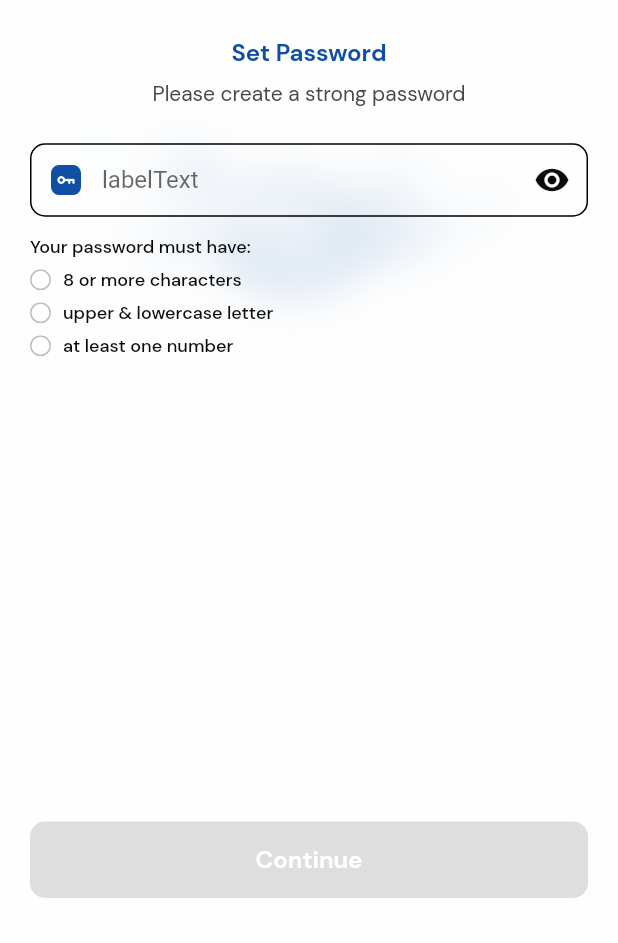
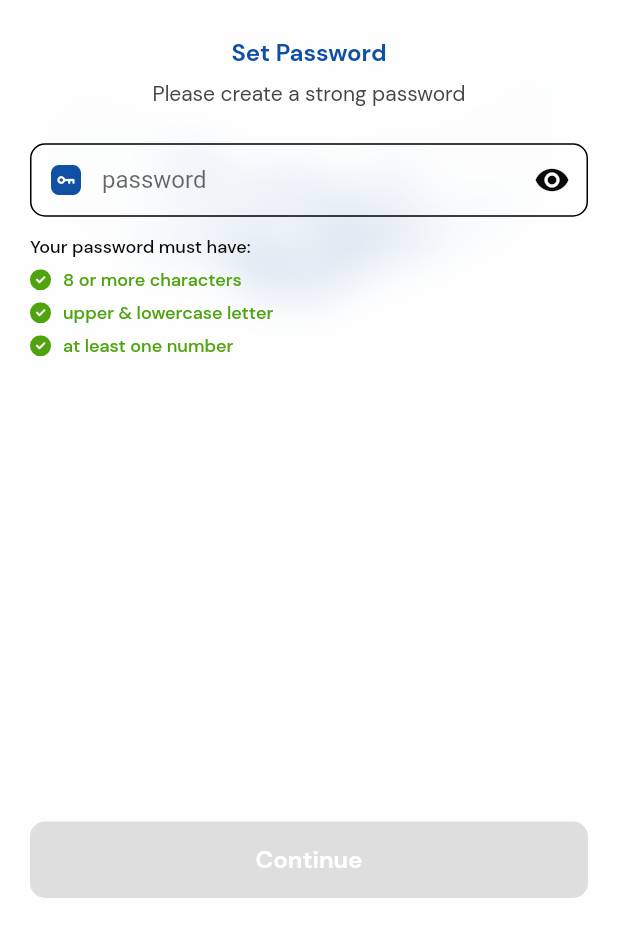
Before and after one commit to TinutChan/cic_mobile, a Flutter app: the CreatePasswordScreen screen opened by its route, on a phone screen of 412 x 824 dp, the part 293-1236 px from its top. Run offline on Flutter 3.47's test engine with Material 2 defaults, Android fonts, the phone set to English and light mode, and no system bars; our stand-ins replace flutter_svg, freezed_annotation, get, go_router, otp_text_field, shared_preferences; accounts and stored records are empty.

Commit message:
create_password

```diff
--- a/lib/auth/register_cic/screen/create_password_screen.dart
+++ b/lib/auth/register_cic/screen/create_password_screen.dart
@@ -18,6 +18,33 @@ class CreatePasswordScreen extends StatefulWidget {
 }
 
 class _CreatePasswordScreenState extends State<CreatePasswordScreen> {
+  bool isVisible = false;
+  bool isPasswordEightCharacters = false;
+  bool hasPasswordOneNumber = false;
+  bool isUpperCaseAndLowercase = false;
+
+  onPasswordChanged(String password) {
+    final numericRegex = RegExp(r'[0-9]');
+    final caseRegex = RegExp(r'[a-zA-Z]{2}');
+
+    setState(() {
+      isPasswordEightCharacters = false;
+      if (password.length <= 8) {
+        isPasswordEightCharacters = true;
+      }
+
+      hasPasswordOneNumber = false;
+      if (caseRegex.hasMatch(password)) {
+        isUpperCaseAndLowercase = true;
+      }
+
+      hasPasswordOneNumber = false;
+      if (numericRegex.hasMatch(password)) {
+        hasPasswordOneNumber = ?;
+      }
+    });
+  }
+
   final passwordController = Get.put(EnterPhoneNumberController());
 
   @override
@@ -61,14 +88,24 @@ class _CreatePasswordScreenState extends State<CreatePasswordScreen> {
                     padding:
                         const EdgeInsets.only(left: 20, right: 20.0, top: 24),
                     child: CustomTextField(
+                      onChanged: (password) {
+                        onPasswordChanged(password);
+                      },
                       prefixIcon:
                           Image.asset('assets/icons/Password.png', scale: 1.5),
-                      hintText: 'labelText',
-                      suffixIcon: Icon(
+                      hintText: 'password',
+                      suffixIcon: GestureDetector(
+                        onTap: () {
+                          setState(() {
+                            isVisible = !isVisible;
+                          });
+                        },
+                        child: Icon(
                           Icons.visibility,
                           color: AppColor.blackColor,
                         ),
-                      obscureText: true,
+                      ),
+                      obscureText: !isVisible,
                     ),
                   ),
                   Padding(
@@ -82,30 +119,64 @@ class _CreatePasswordScreenState extends State<CreatePasswordScreen> {
                           style: AppFont.text12black,
                         ),
                         const SizedBox(height: 6),
-                        Row(
+                        isPasswordEightCharacters
+                            ? Row(
                                 children: [
                                   SvgPicture.asset('assets/icons/circle.svg'),
                                   const SizedBox(width: 8),
                                   Text('8 or more characters',
                                       style: AppFont.text12black),
                                 ],
+                              )
+                            : Row(
+                                children: [
+                                  SvgPicture.asset(
+                                      'assets/icons/circle-checked-selected.svg'),
+                                  const SizedBox(width: 8),
+                                  Text('8 or more characters',
+                                      style: AppFont.text12green),
+                                ],
                               ),
                         const SizedBox(height: 6),
-                        Row(
+                        isUpperCaseAndLowercase
+                            ? Row(
                                 children: [
                                   SvgPicture.asset('assets/icons/circle.svg'),
                                   const SizedBox(width: 8),
                                   Text('upper & lowercase letter',
                                       style: AppFont.text12black),
                                 ],
+                              )
+                            : Row(
+                                children: [
+                                  SvgPicture.asset(
+                                      'assets/icons/circle-checked-selected.svg'),
+                                  const SizedBox(width: 8),
+                                  Text('upper & lowercase letter',
+                                      style: AppFont.text12green),
+                                ],
                               ),
                         const SizedBox(height: 6),
-                        Row(
+                        hasPasswordOneNumber
+                            ? Row(
                                 children: [
                                   SvgPicture.asset('assets/icons/circle.svg'),
                                   const SizedBox(width: 8),
-                            Text('at least one number',
-                                style: AppFont.text12black),
+                                  Text(
+                                    'at least one number',
+                                    style: AppFont.text12black,
+                                  ),
+                                ],
+                              )
+                            : Row(
+                                children: [
+                                  SvgPicture.asset(
+                                      'assets/icons/circle-checked-selected.svg'),
+                                  const SizedBox(width: 8),
+                                  Text(
+                                    'at least one number',
+                                    style: AppFont.text12green,
+                                  ),
                                 ],
                               ),
                       ],
--- a/lib/auth/register_cic/screen/enter_phone_number_screen.dart
+++ b/lib/auth/register_cic/screen/enter_phone_number_screen.dart
@@ -61,7 +61,7 @@ class _EnterPhoneNumberScreenState extends State<EnterPhoneNumberScreen> {
                               .phoneNumberController.value,
                           obscureText: false,
                           prefixIcon:
-                              Image.asset('assets/icons/phone_bold.png')),
+                              Image.asset('assets/icons/phone_bold.png'),),
                     ),
                   ],
                 ),
--- a/lib/constants/color_app/color_app.dart
+++ b/lib/constants/color_app/color_app.dart
@@ -10,4 +10,5 @@ class AppColor {
   static Color blackColor = const Color(0xff0A0B09);
   static Color greyColor = const Color(0xffafafaf);
   static Color darkGrey = const Color(0xff464646);
+  static Color greenColor = const Color(0xff4FA30F);
 }
--- a/lib/constants/font_app/app_font.dart
+++ b/lib/constants/font_app/app_font.dart
@@ -14,6 +14,13 @@ class AppFont {
     fontWeight: FontWeight.w500,
     fontSize: 12,
     color: AppColor.blackColor,
+  );
+
+  static TextStyle text12green = TextStyle(
+    fontFamily: 'DMSans',
+    fontWeight: FontWeight.w500,
+    fontSize: 12,
+    color: AppColor.greenColor,
   );
 
   static TextStyle text14darkColor = TextStyle(
```
Also changed, not shown: assets/icons/circle-checked-selected.png (added), assets/icons/circle-checked-selected.svg (added), lib/auth/register_cic/components/custom_password_validate.dart (added). Lines whose indentation alone changed are shown as unchanged.
